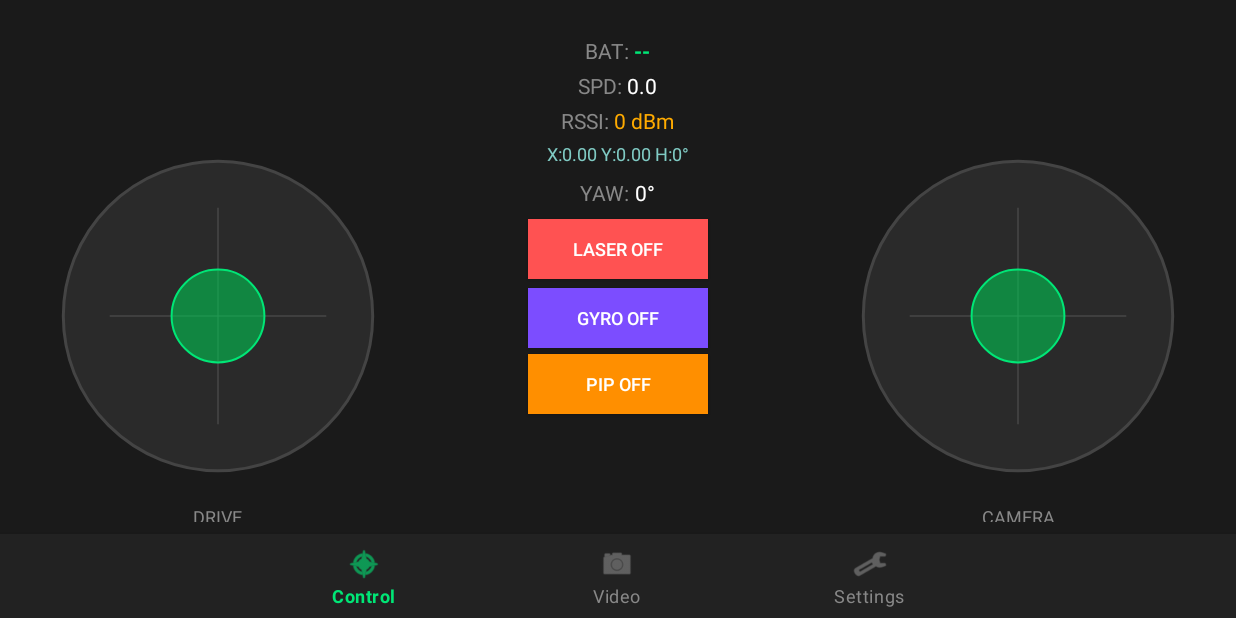
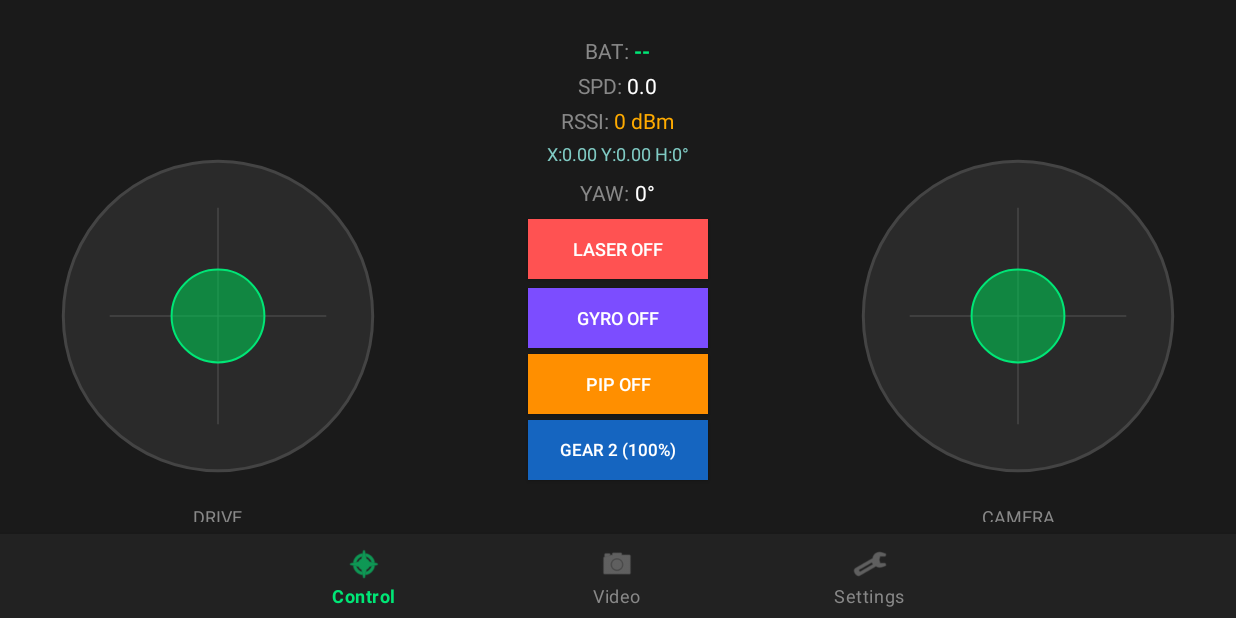
Before and after one commit to Rhagtoo/RoverCtrl, an Android app: the screen it shows after launch (MainActivity), on a phone screen of 824 x 412 dp (held sideways). Run offline under Robolectric (Android 15) with nearby library versions, the phone set to English and light mode, and no system bars; our stand-ins replace navigation-ui; network calls fail; 7 statements that could not run were skipped.

Commit message:
Add gear simulation (1st gear = 50% max speed, 2nd = 100%)
Android:
- GearConfig object in RoverState.kt with max speed per gear
- RoverViewModel: gear StateFlow, setGear(), setDriveCmd clips FWD by gear limit
- CommandSender: GEAR:{} field added to rover UDP packet
- ControlFragment: GEAR 1/GEAR 2 toggle button wired to ViewModel
- fragment_control.xml: added btn_gear ToggleButton to HUD panel

Firmware:
- Parse GEAR: field from UDP packet (default 2)
- Apply maxDuty = PWM_MAX/2 for gear 1, PWM_MAX for gear 2

Protocol: SPD:{};STR:{};FWD:{};LASER:{};GEAR:{}\n

https://claude.ai/code/session_01Mkd44QUhwqZmrZwaAZhJUo

```diff
--- a/app/src/main/java/org/rhanet/roverctrl/data/RoverState.kt
+++ b/app/src/main/java/org/rhanet/roverctrl/data/RoverState.kt
@@ -34,6 +34,11 @@ data class OdometryState(
     val distM:      Float = 0f
 )
 
+// ── Коробка передач ───────────────────────────────────────────────────────
+object GearConfig {
+    val MAX_SPEED = mapOf(1 to 50, 2 to 100)
+}
+
 // ── Режим трекинга ────────────────────────────────────────────────────────
 enum class TrackingMode {
     MANUAL,       // джойстик рулит вручную
--- a/app/src/main/java/org/rhanet/roverctrl/ui/control/ControlFragment.kt
+++ b/app/src/main/java/org/rhanet/roverctrl/ui/control/ControlFragment.kt
@@ -43,6 +43,7 @@ class ControlFragment : Fragment() {
     private lateinit var btnLaser:      ToggleButton
     private lateinit var btnGyroTilt:   ToggleButton
     private lateinit var btnPip:        ToggleButton
+    private lateinit var btnGear:       ToggleButton
     private lateinit var tvBat:         TextView
     private lateinit var tvSpd:         TextView
     private lateinit var tvYaw:         TextView
@@ -70,6 +71,7 @@ class ControlFragment : Fragment() {
         btnLaser      = view.findViewById(R.id.btn_laser)
         btnGyroTilt   = view.findViewById(R.id.btn_gyro_tilt)
         btnPip        = view.findViewById(R.id.btn_pip)
+        btnGear       = view.findViewById(R.id.btn_gear)
         tvBat         = view.findViewById(R.id.tv_bat)
         tvSpd         = view.findViewById(R.id.tv_spd)
         tvYaw         = view.findViewById(R.id.tv_yaw)
@@ -86,6 +88,7 @@ class ControlFragment : Fragment() {
         setupLaser()
         setupGyroTilt()
         setupPip()
+        setupGear()
         observeTelemetry()
         observeTurretStream()
     }
@@ -184,6 +187,19 @@ class ControlFragment : Fragment() {
         }
     }
 
+    // ── Gear ─────────────────────────────────────────────────────────────
+
+    private fun setupGear() {
+        btnGear.setOnCheckedChangeListener { _, isChecked ->
+            vm.setGear(if (isChecked) 1 else 2)
+        }
+        viewLifecycleOwner.lifecycleScope.launch {
+            vm.gear.collectLatest { g ->
+                btnGear.isChecked = (g == 1)
+            }
+        }
+    }
+
     private fun observeTurretStream() {
         viewLifecycleOwner.lifecycleScope.launch {
             vm.turretFrame.collectLatest { bmp ->
--- a/app/src/main/res/layout/fragment_control.xml
+++ b/app/src/main/res/layout/fragment_control.xml
@@ -257,6 +257,18 @@
             android:background="#FF8F00"
             android:layout_marginBottom="4dp" />
 
+        <!-- Переключатель передачи -->
+        <ToggleButton
+            android:id="@+id/btn_gear"
+            android:layout_width="120dp"
+            android:layout_height="40dp"
+            android:textOn="GEAR 1 (50%)"
+            android:textOff="GEAR 2 (100%)"
+            android:textColor="#FFFFFF"
+            android:textSize="11sp"
+            android:background="#1565C0"
+            android:layout_marginBottom="4dp" />
+
         <!-- Gyro отладка -->
         <TextView
             android:id="@+id/tv_gyro_debug"
```
Also changed, not shown: app/src/main/java/org/rhanet/roverctrl/network/CommandSender.kt (+4 -4 lines), app/src/main/java/org/rhanet/roverctrl/ui/RoverViewModel.kt (+9 -2 lines), 1 other file.
